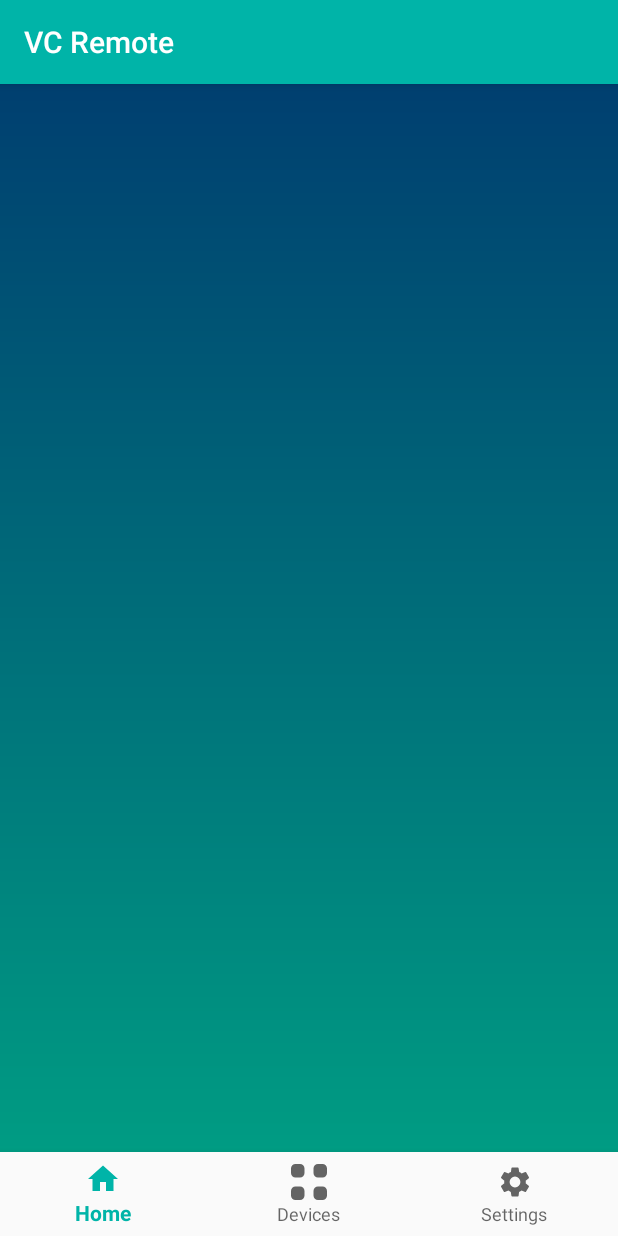
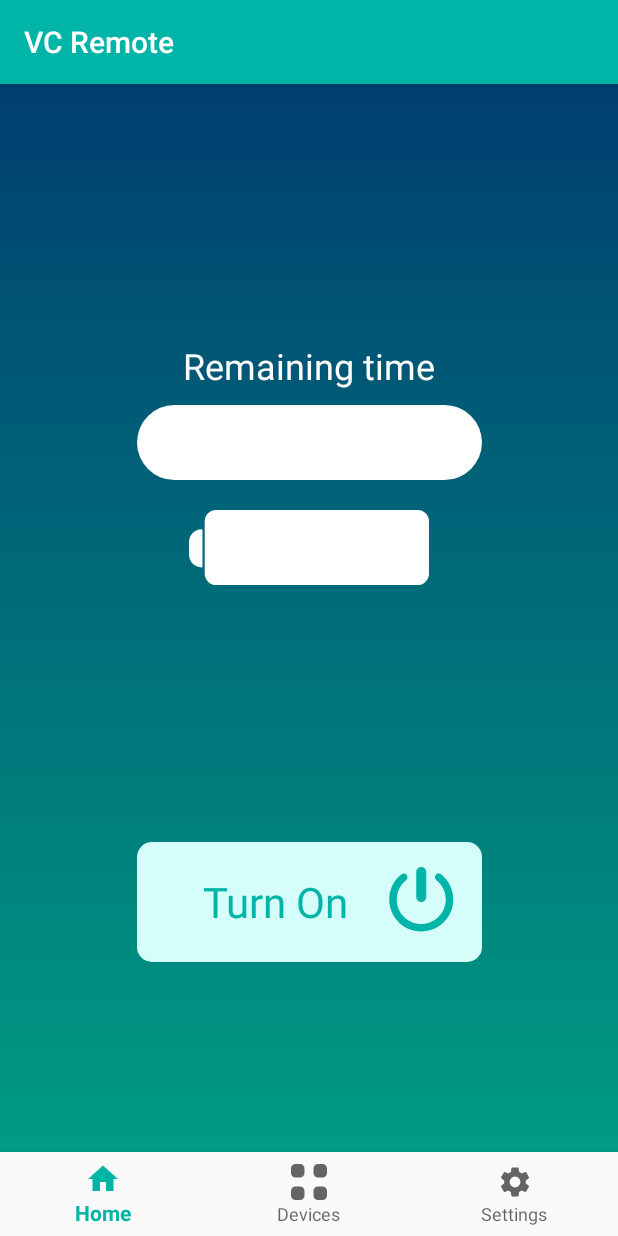
Before and after one commit to AlexanderSuprun/VC_Remote, an Android app: the screen it shows after launch (MainActivity), on a phone screen of 412 x 824 dp. Run offline under Robolectric (Android 15) with nearby library versions, the phone set to English and light mode, and no system bars.

Commit message:
Finished home screen layout

```diff
--- a/app/src/main/java/com/vcremote/HomeFragment.java
+++ b/app/src/main/java/com/vcremote/HomeFragment.java
@@ -4,15 +4,40 @@ import android.os.Bundle;
 import android.view.LayoutInflater;
 import android.view.View;
 import android.view.ViewGroup;
+import android.widget.Button;
 
 import androidx.annotation.NonNull;
 import androidx.annotation.Nullable;
 import androidx.fragment.app.Fragment;
 
 public class HomeFragment extends Fragment {
+
     @Nullable
     @Override
     public View onCreateView(@NonNull LayoutInflater inflater, @Nullable ViewGroup container, @Nullable Bundle savedInstanceState) {
         return inflater.inflate(R.layout.fragment_home, container, false);
+
+    }
+
+    @Override
+    public void onViewCreated(@NonNull View view, @Nullable Bundle savedInstanceState) {
+        final Button powerBtn = (Button) getView().findViewById(R.id.turn_on_btn);
+        powerBtn.setTag(1);
+
+        powerBtn.setOnClickListener(new View.OnClickListener() {
+            @Override
+            public void onClick(View v) {
+                final int status = (int) v.getTag();
+                if(status == 1) {
+                    powerBtn.setText(R.string.turnOff_btn);
+                    powerBtn.setBackgroundResource(R.drawable.bg_turn_off_btn);
+                    v.setTag(0);
+                } else {
+                    powerBtn.setText(R.string.turnOn_btn);
+                    powerBtn.setBackgroundResource(R.drawable.bg_turn_on_btn);
+                    powerBtn.setTag(1);
+                }
+            }
+        });
     }
 }
--- /dev/null
+++ b/app/src/main/res/drawable/bg_battery.xml
@@ -0,0 +1,12 @@
+<vector xmlns:android="http://schemas.android.com/apk/res/android"
+    android:width="160dp"
+    android:height="50dp"
+    android:viewportWidth="160.5"
+    android:viewportHeight="49">
+  <path
+      android:pathData="M18,0L153,0A7.5,7.5 0,0 1,160.5 7.5L160.5,41.5a7.5,7.5 0,0 1,-7.5 7.5L18,49A7.5,7.5 0,0 1,10.5 41.5L10.5,7.5A7.5,7.5 0,0 1,18 0Z"
+      android:fillColor="#fff"/>
+  <path
+      android:pathData="M8.438,12.5h0A0.563,0.563 0,0 1,9 13.063L9,36.938A0.563,0.563 0,0 1,8.438 37.5h0A8.438,8.438 0,0 1,0 29.063L0,20.938A8.438,8.438 0,0 1,8.438 12.5Z"
+      android:fillColor="#fff"/>
+</vector>
--- /dev/null
+++ b/app/src/main/res/drawable/bg_remaining_time.xml
@@ -0,0 +1,7 @@
+<?xml version="1.0" encoding="utf-8"?>
+<shape xmlns:android="http://schemas.android.com/apk/res/android" android:shape="rectangle">
+
+    <solid android:color="@android:color/white" />
+    <corners android:radius="30dp" />
+
+</shape>
--- /dev/null
+++ b/app/src/main/res/drawable/bg_turn_off_btn.xml
@@ -0,0 +1,7 @@
+<?xml version="1.0" encoding="utf-8"?>
+<shape xmlns:android="http://schemas.android.com/apk/res/android" android:shape="rectangle">
+
+    <solid android:color="@color/colorPrimaryDark" />
+    <corners android:radius="10dp" />
+
+</shape>
--- /dev/null
+++ b/app/src/main/res/drawable/bg_turn_on_btn.xml
@@ -0,0 +1,7 @@
+<?xml version="1.0" encoding="utf-8"?>
+<shape xmlns:android="http://schemas.android.com/apk/res/android" android:shape="rectangle">
+
+    <solid android:color="@color/colorPrimaryLight" />
+    <corners android:radius="10dp" />
+
+</shape>
--- /dev/null
+++ b/app/src/main/res/drawable/ic_power_btn.xml
@@ -0,0 +1,9 @@
+<vector xmlns:android="http://schemas.android.com/apk/res/android"
+    android:width="46dp"
+    android:height="46dp"
+    android:viewportWidth="26"
+    android:viewportHeight="26">
+  <path
+      android:pathData="M10.269,11.298V1.883C10.269,0.844 11.113,0 12.152,0s1.883,0.844 1.883,1.883v9.415c0,1.039 -0.844,1.883 -1.883,1.883S10.269,12.337 10.269,11.298zM19.616,2.761c-0.61,-0.483 -1.5,-0.377 -1.983,0.234c-0.483,0.612 -0.378,1.5 0.234,1.984c2.24,1.767 3.524,4.413 3.524,7.261c0,5.094 -4.145,9.239 -9.238,9.239c-5.094,0 -9.239,-4.145 -9.239,-9.239c0,-2.847 1.283,-5.492 3.521,-7.258c0.612,-0.483 0.717,-1.371 0.234,-1.984c-0.483,-0.612 -1.37,-0.716 -1.984,-0.234C1.764,5.069 0.089,8.523 0.089,12.24c0,6.652 5.412,12.063 12.063,12.063s12.063,-5.412 12.063,-12.063C24.215,8.521 22.538,5.067 19.616,2.761z"
+      android:fillColor="#00B4A8"/>
+</vector>
--- a/app/src/main/res/layout/fragment_home.xml
+++ b/app/src/main/res/layout/fragment_home.xml
@@ -1,8 +1,74 @@
 <?xml version="1.0" encoding="utf-8"?>
-<androidx.constraintlayout.widget.ConstraintLayout
-    xmlns:android="http://schemas.android.com/apk/res/android"
+<androidx.constraintlayout.widget.ConstraintLayout xmlns:android="http://schemas.android.com/apk/res/android"
     android:layout_width="match_parent"
     android:layout_height="match_parent"
-    android:background="@drawable/gradient">
+    xmlns:app="http://schemas.android.com/apk/res-auto"
+    xmlns:tools="http://schemas.android.com/tools"
+    android:background="@drawable/bg_home_gradient">
+
+    <TextView
+        android:id="@+id/title_remaining_time"
+        android:layout_width="match_parent"
+        android:layout_height="wrap_content"
+        app:layout_constraintStart_toStartOf="parent"
+        app:layout_constraintEnd_toEndOf="parent"
+        app:layout_constraintTop_toTopOf="parent"
+        app:layout_constraintBottom_toTopOf="@id/remaining_time"
+        android:textAlignment="center"
+        android:textAllCaps="false"
+        android:textSize="24sp"
+        android:textColor="@android:color/white"
+        android:text="@string/remaining_time_title"
+        android:layout_marginBottom="10dp"
+        app:layout_constraintVertical_chainStyle="packed" />
+
+    <TextView
+        android:id="@+id/remaining_time"
+        android:layout_width="230dp"
+        android:layout_height="50dp"
+        app:layout_constraintStart_toStartOf="parent"
+        app:layout_constraintEnd_toEndOf="parent"
+        app:layout_constraintTop_toBottomOf="@id/title_remaining_time"
+        app:layout_constraintBottom_toTopOf="@id/battery_percent"
+        android:textColor="@color/colorBlueDark"
+        android:textSize="28sp"
+        android:textAlignment="center"
+        android:padding="5dp"
+        android:background="@drawable/bg_remaining_time"
+        android:layout_marginBottom="20dp"
+        tools:text="1:23:45" />
+
+    <TextView
+        android:id="@+id/battery_percent"
+        android:layout_width="160dp"
+        android:layout_height="50dp"
+        app:layout_constraintStart_toStartOf="parent"
+        app:layout_constraintEnd_toEndOf="parent"
+        app:layout_constraintTop_toBottomOf="@id/remaining_time"
+        app:layout_constraintBottom_toTopOf="@id/turn_on_btn"
+        android:background="@drawable/bg_battery"
+        android:textAlignment="center"
+        android:textSize="28sp"
+        android:padding="5dp"
+        tools:text="100%"
+        />
+
+    <Button
+        android:id="@+id/turn_on_btn"
+        android:layout_width="230dp"
+        android:layout_height="80dp"
+        app:layout_constraintTop_toTopOf="parent"
+        app:layout_constraintStart_toStartOf="parent"
+        app:layout_constraintEnd_toEndOf="parent"
+        app:layout_constraintBottom_toBottomOf="parent"
+        android:text="@string/turnOn_btn"
+        android:textSize="28sp"
+        android:background="@drawable/bg_turn_on_btn"
+        android:textColor="@color/colorPrimary"
+        android:fontFamily="sans-serif"
+        android:drawableEnd="@drawable/ic_power_btn"
+        android:padding="16dp"
+        android:textAllCaps="false"
+        app:layout_constraintVertical_bias="0.8" />
 
 </androidx.constraintlayout.widget.ConstraintLayout>
--- a/app/src/main/res/menu/bottom_navigation.xml
+++ b/app/src/main/res/menu/bottom_navigation.xml
@@ -3,16 +3,16 @@
 
     <item
         android:id="@+id/nav_home"
-        android:icon="@drawable/home_24dp"
-        android:title="Home" />
+        android:icon="@drawable/ic_home_24dp"
+        android:title="@string/nav_bottom_bar_home" />
 
     <item
         android:id="@+id/nav_devices"
-        android:icon="@drawable/devices_24dp"
-        android:title="Devices" />
+        android:icon="@drawable/ic_devices_24dp"
+        android:title="@string/nav_bottom_bar_devices" />
 
     <item
         android:id="@+id/nav_settings"
-        android:icon="@drawable/settings_24dp"
-        android:title="Settings" />
+        android:icon="@drawable/ic_settings_24dp"
+        android:title="@string/nav_bottom_bar_settings" />
 </menu>
--- a/app/src/main/res/values/colors.xml
+++ b/app/src/main/res/values/colors.xml
@@ -5,4 +5,5 @@
     <color name="colorAccent">#D81B60</color>
     <color name="colorPrimaryLight">#D5FEFB</color>
     <color name="colorSelectedDevice">#31E2D6</color>
+    <color name="colorBlueDark">#003F70</color>
 </resources>
--- a/app/src/main/res/values/strings.xml
+++ b/app/src/main/res/values/strings.xml
@@ -1,3 +1,10 @@
 <resources>
     <string name="app_name">VC Remote</string>
+    <string name="nav_bottom_bar_home">Home</string>
+    <string name="nav_bottom_bar_devices">Devices</string>
+    <string name="nav_bottom_bar_settings">Settings</string>
+
+    <string name="remaining_time_title">Remaining time</string>
+    <string name="turnOn_btn">Turn On</string>
+    <string name="turnOff_btn">Turn Off</string>
 </resources>
```
Also changed, not shown: app/src/main/res/drawable/bg_home_gradient.xml (renamed from app/src/main/res/drawable/gradient.xml), app/src/main/res/drawable/ic_devices_24dp.xml (renamed from app/src/main/res/drawable/devices_24dp.xml), app/src/main/res/drawable/ic_home_24dp.xml (renamed from app/src/main/res/drawable/home_24dp.xml), app/src/main/res/drawable/ic_settings_24dp.xml (renamed from app/src/main/res/drawable/settings_24dp.xml).
